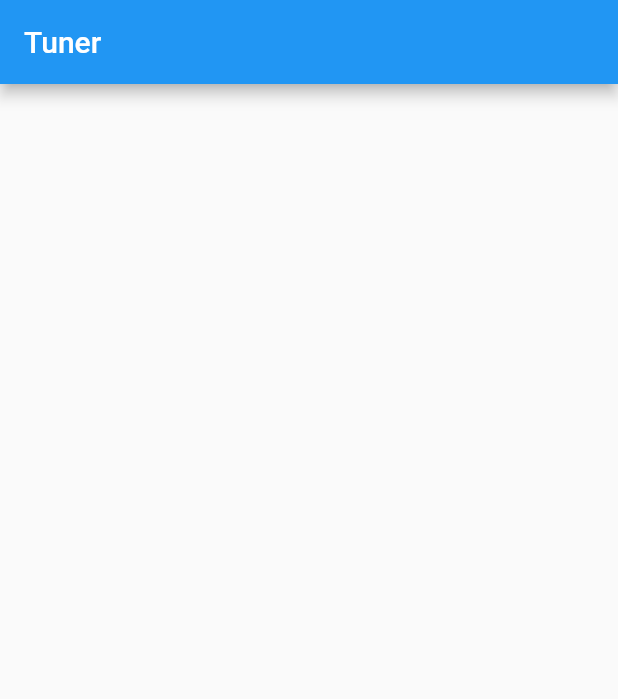
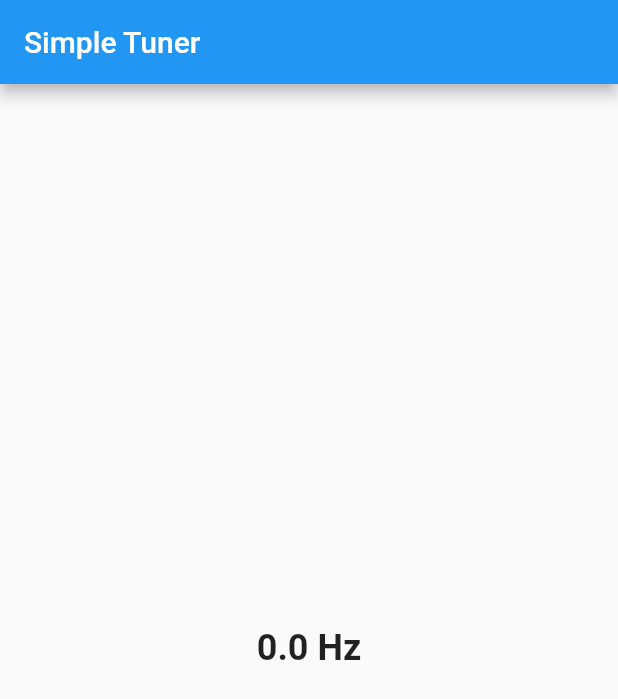
Before and after one commit to mishkov/sound_frequency_meter, a Flutter app: the screen it shows after launch, on a phone screen of 412 x 824 dp. Shown: the top 699 px of the screen. Run offline on Flutter 3.47's test engine with Material 2 defaults, Android fonts, the phone set to English and light mode, and no system bars; our stand-ins replace permission_handler; statements that could not run were skipped.

Commit message:
Implement simple guitar tuner in example

```diff
--- a/example/lib/main.dart
+++ b/example/lib/main.dart
@@ -18,25 +18,30 @@ class TunerApp extends StatefulWidget {
 
 class _TunerAppState extends State<TunerApp> {
   final _soundFrequencyMeter = SoundFrequencyMeter();
+  Stream<double>? _frequencyStream;
 
-  Float64List _data = Float64List(0);
-  final _lastData = List<num>.filled(8, 0.0);
+  List<double> _lastFrequencies = [];
 
   @override
   void initState() {
     super.initState();
-    intFrequencyListener();
+
+    _lastFrequencies = List.generate(
+      100,
+      (index) => 0.0,
+    );
+
+    intFrequencyMeter();
   }
 
-  void intFrequencyListener() {
-    _soundFrequencyMeter.addFrequencyListener((data) {
-      if (data == null) return;
-      if (!mounted) return;
+  @override
+  void dispose() {
+    _soundFrequencyMeter.dispose();
+    super.dispose();
+  }
 
-      setState(() {
-        _data = data;
-      });
-    });
+  void intFrequencyMeter() {
+    _frequencyStream = _soundFrequencyMeter.frequencyStream;
   }
 
   @override
@@ -44,15 +49,44 @@ class _TunerAppState extends State<TunerApp> {
     return MaterialApp(
       home: Scaffold(
         appBar: AppBar(
-          title: const Text('Tuner'),
+          title: const Text('Simple Tuner'),
         ),
         body: Padding(
           padding: const EdgeInsets.all(8),
-          child: SizedBox(
-            width: double.infinity,
-            height: double.infinity,
-            child: CustomPaint(
-              painter: DataPainter(_data, _lastData),
+          child: Center(
+            child: Column(
+              mainAxisSize: MainAxisSize.min,
+              children: [
+                StreamBuilder<double>(
+                  stream: _frequencyStream,
+                  builder: (context, snapshot) {
+                    const textStyle =
+                        TextStyle(fontSize: 24, fontWeight: FontWeight.bold);
+                    if (snapshot.hasData) {
+                      final frequency = snapshot.data!;
+                      _lastFrequencies.removeAt(0);
+                      _lastFrequencies.add(frequency);
+                      return Text(
+                        '${frequency.toStringAsFixed(2)} Hz',
+                        style: textStyle,
+                      );
+                    } else {
+                      return const Text(
+                        '0.0 Hz',
+                        style: textStyle,
+                      );
+                    }
+                  },
+                ),
+                const SizedBox(height: 16),
+                // SizedBox(
+                //   width: double.infinity,
+                //   height: double.infinity,
+                //   child: CustomPaint(
+                //     painter: DataPainter(_lastFrequencies),
+                //   ),
+                // ),
+              ],
             ),
           ),
         ),
@@ -61,57 +95,55 @@ class _TunerAppState extends State<TunerApp> {
   }
 }
 
-class DataPainter extends CustomPainter {
-  List<num> data;
+// class DataPainter extends CustomPainter {
+//   List<double> data;
 
-  List<num> lastData;
+//   DataPainter(this.data);
 
-  DataPainter(this.data, this.lastData);
+//   @override
+//   void paint(Canvas canvas, Size size) {
+//     if (data.isEmpty) return;
 
-  @override
-  void paint(Canvas canvas, Size size) {
-    if (data.isEmpty) return;
+//     _drawData(data, size, canvas);
+//   }
 
-    _drawData(data, size, canvas);
-  }
+//   void _drawData(Iterable<num> data, Size size, Canvas canvas) {
+//     final columnWidth = size.width / data.length;
+//     final maxColumnHeight = size.height;
 
-  void _drawData(Iterable<num> data, Size size, Canvas canvas) {
-    final columnWidth = size.width / data.length;
-    final maxColumnHeight = size.height;
+//     // num topValue = data.first;
+//     // num bottomValue = data.first;
+//     // for (int i = 1; i < data.length; i++) {
+//     //   final value = data.elementAt(i);
+//     //   topValue = math.max(value, topValue);
+//     //   bottomValue = math.min(value, bottomValue);
+//     // }
+//     const maxValue = 8; //math.max(topValue.abs(), bottomValue.abs());
 
-    // num topValue = data.first;
-    // num bottomValue = data.first;
-    // for (int i = 1; i < data.length; i++) {
-    //   final value = data.elementAt(i);
-    //   topValue = math.max(value, topValue);
-    //   bottomValue = math.min(value, bottomValue);
-    // }
-    const maxValue = 8; //math.max(topValue.abs(), bottomValue.abs());
+//     for (int i = 0; i < data.length; i++) {
+//       num value;
+//       if (data.elementAt(i) > data.elementAt(i)) {
+//         value = data.elementAt(i);
+//       } else {
+//         value = math.max(data.elementAt(i) - 0.5, 0);
+//       }
 
-    for (int i = 0; i < data.length; i++) {
-      num value;
-      if (data.elementAt(i) > lastData.elementAt(i)) {
-        value = data.elementAt(i);
-      } else {
-        value = math.max(lastData.elementAt(i) - 0.5, 0);
-      }
+//       //value = math.max(value, 1.0);
 
-      //value = math.max(value, 1.0);
+//       data[i] = value.toDouble();
 
-      lastData[i] = value.toDouble();
+//       final columnHeigt = (value / maxValue) * maxColumnHeight;
 
-      final columnHeigt = (value / maxValue) * maxColumnHeight;
+//       final columnPaint = Paint()..color = Colors.blue;
 
-      final columnPaint = Paint()..color = Colors.blue;
+//       final left = i * columnWidth;
+//       final top = maxColumnHeight - columnHeigt;
+//       final column = Rect.fromLTWH(left, top, columnWidth, columnHeigt);
 
-      final left = i * columnWidth;
-      final top = maxColumnHeight - columnHeigt;
-      final column = Rect.fromLTWH(left, top, columnWidth, columnHeigt);
+//       canvas.drawRect(column, columnPaint);
+//     }
+//   }
 
-      canvas.drawRect(column, columnPaint);
-    }
-  }
-
-  @override
-  bool shouldRepaint(covariant CustomPainter oldDelegate) => true;
-}
+//   @override
+//   bool shouldRepaint(covariant CustomPainter oldDelegate) => true;
+// }
```
Also changed, not shown: example/pubspec.lock.
